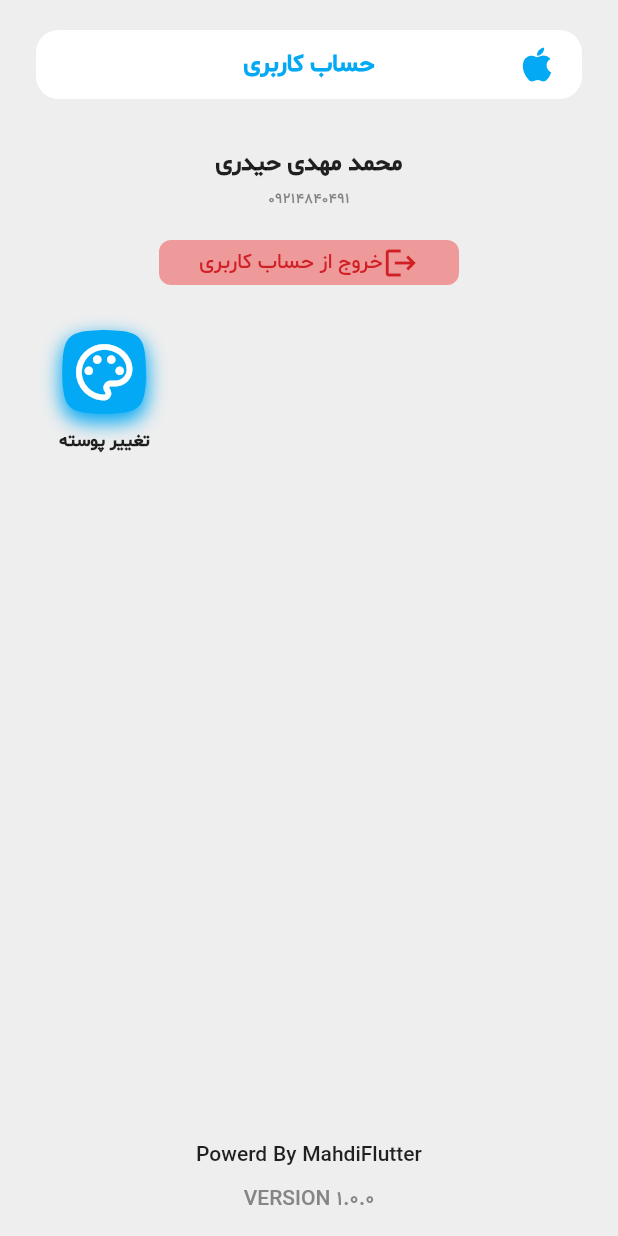
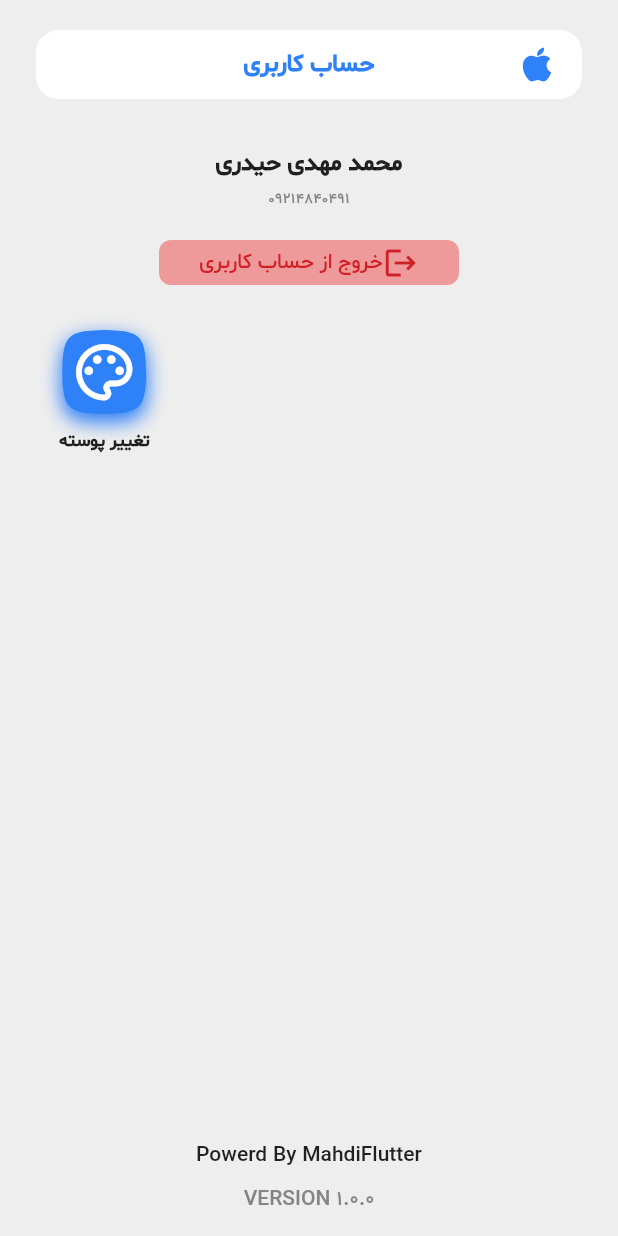
Before and after one commit to mahdiHeydariDev/apple_shop_app_clean_architecture, a Flutter app: the ProfileScreen screen opened directly, on a phone screen of 412 x 824 dp. Run offline on Flutter 3.47's test engine with Material 2 defaults, Android fonts, the phone set to English and light mode, and no system bars; our stand-ins replace bloc, cached_network_image, dartz, dio, equatable, flutter_bloc and 8 more; missing offline and left inert: dotted_dashed_line, zarinpal; accounts and stored records are empty; statements that could not run were skipped.

Commit message:
Change the color

```diff
--- a/lib/core/constants/constant_colors.dart
+++ b/lib/core/constants/constant_colors.dart
@@ -2,7 +2,7 @@ import 'package:flutter/material.dart';
 
 class ConstantsColors {
   static const Color background = Color(0xffEEEEEE);
-  static const Color blue = Colors.lightBlue;
+  static const Color blue = Color(0xff2F81F7);
   static const Color grey = Color(0xff858585);
   static const Color green = Color(0xff1DB68B);
   static const Color red = Color(0xffD02026);
```
